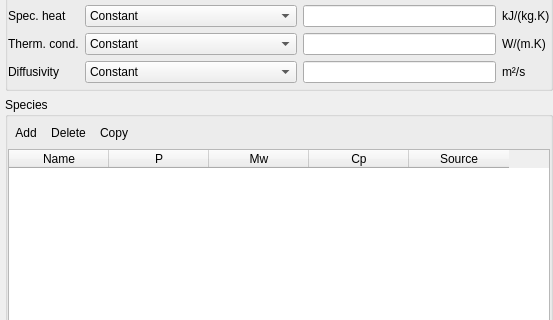
This is gui/uifiles/fluid.ui in truongd8593/mfix as Qt 5 draws it before an edit; both pictures show x 0 to 553 and y 303 to 623 of the 553 by 957 pixel window. The edited form follows.
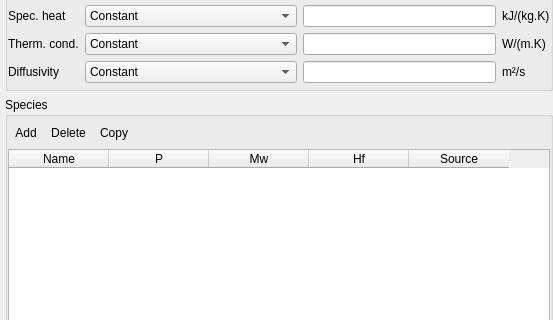
This is the edited form. Custom widgets are drawn as their Qt base class.

Diff of the .ui file:
```diff
--- a/gui/uifiles/fluid.ui
+++ b/gui/uifiles/fluid.ui
@@ -303,7 +303,7 @@
         </column>
         <column>
          <property name="text">
-          <string>Cp</string>
+          <string>Hf</string>
          </property>
          <property name="toolTip">
           <string>Heat of formation</string>
```
